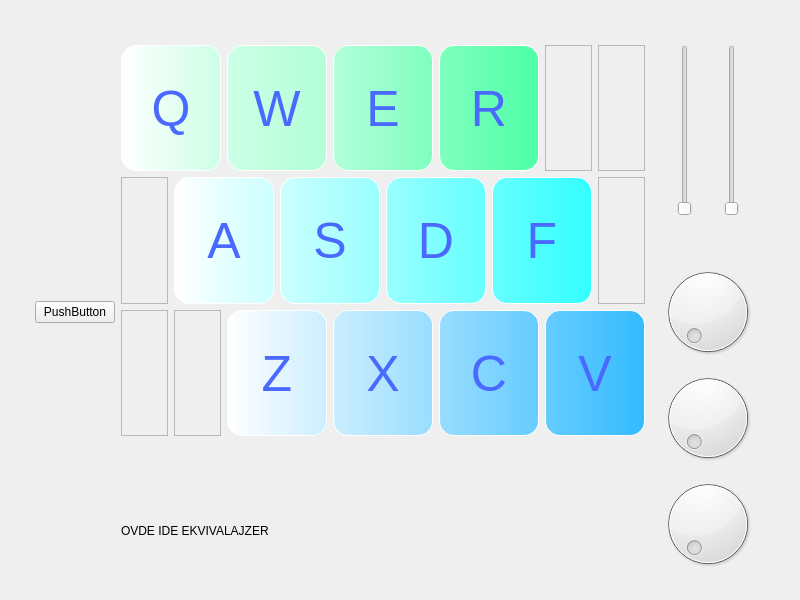
The window that src/mainwindow.ui (goldengun1/Music_Board) describes before a commit, drawn with Qt 5.
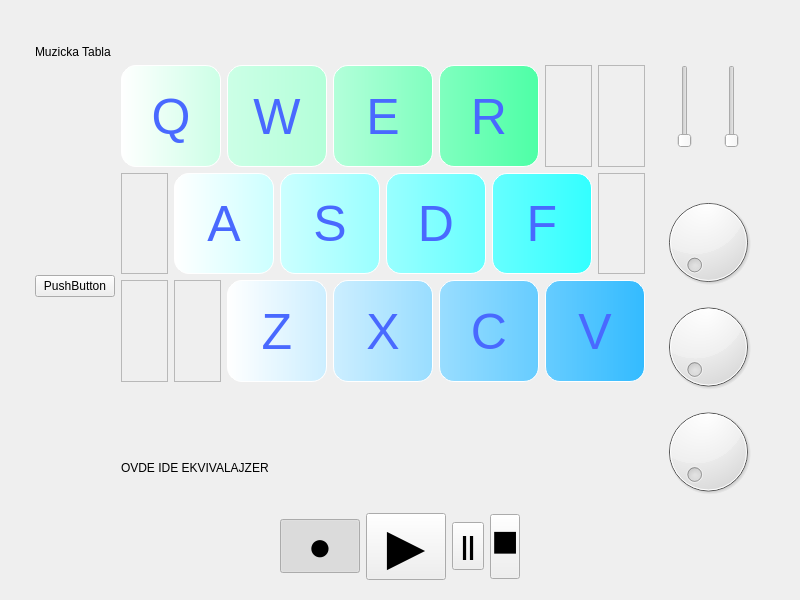
The same window after the commit. Custom widgets are drawn as their Qt base class.

What changed in the file:
```diff
--- a/src/mainwindow.ui
+++ b/src/mainwindow.ui
@@ -19,7 +19,7 @@
   <property name="windowTitle">
    <string>MainWindow</string>
   </property>
-  <layout class="QGridLayout" name="gridLayout_2" rowstretch="3,0" columnstretch="1,7,3">
+  <layout class="QGridLayout" name="gridLayout_2" rowstretch="0,0,0,0" columnstretch="1,7,1">
    <property name="leftMargin">
     <number>35</number>
    </property>
@@ -32,7 +32,28 @@
    <property name="bottomMargin">
     <number>20</number>
    </property>
-   <item row="0" column="1" rowspan="2">
+   <item row="0" column="0" colspan="3">
+    <widget class="QLabel" name="label_2">
+     <property name="styleSheet">
+      <string notr="true">text-align: &quot;center&quot;;</string>
+     </property>
+     <property name="text">
+      <string>Muzicka Tabla</string>
+     </property>
+    </widget>
+   </item>
+   <item row="1" column="0" rowspan="2">
+    <layout class="QVBoxLayout" name="verticalLayout_2">
+     <item>
+      <widget class="QPushButton" name="pushButton_8">
+       <property name="text">
+        <string>PushButton</string>
+       </property>
+      </widget>
+     </item>
+    </layout>
+   </item>
+   <item row="1" column="1" rowspan="2">
     <layout class="QVBoxLayout" name="verticalLayout" stretch="4,0,1">
      <item>
       <layout class="QGridLayout" name="gridLayout">
@@ -637,7 +658,114 @@
      </item>
     </layout>
    </item>
-   <item row="0" column="2">
+   <item row="3" column="0" colspan="3">
+    <layout class="QHBoxLayout" name="horizontalLayout_3">
+     <item>
+      <spacer name="horizontalSpacer_5">
+       <property name="orientation">
+        <enum>Qt::Horizontal</enum>
+       </property>
+       <property name="sizeHint" stdset="0">
+        <size>
+         <width>40</width>
+         <height>20</height>
+        </size>
+       </property>
+      </spacer>
+     </item>
+     <item>
+      <widget class="QPushButton" name="pushButton_4">
+       <property name="sizePolicy">
+        <sizepolicy hsizetype="Minimum" vsizetype="Fixed">
+         <horstretch>0</horstretch>
+         <verstretch>0</verstretch>
+        </sizepolicy>
+       </property>
+       <property name="styleSheet">
+        <string notr="true">color: &quot;#FF0000&quot;;
+height: &quot;30px&quot;;
+width: &quot;30px&quot;;
+font: 40px;
+padding-bottom: &quot;10px&quot;;</string>
+       </property>
+       <property name="text">
+        <string>●</string>
+       </property>
+       <property name="checkable">
+        <bool>true</bool>
+       </property>
+       <property name="checked">
+        <bool>true</bool>
+       </property>
+       <property name="autoRepeat">
+        <bool>true</bool>
+       </property>
+       <property name="autoExclusive">
+        <bool>true</bool>
+       </property>
+      </widget>
+     </item>
+     <item>
+      <widget class="QPushButton" name="pushButton_3">
+       <property name="styleSheet">
+        <string notr="true">color: &quot;#FFFFFF&quot;;
+height: &quot;30px&quot;;
+width: &quot;30px&quot;;
+font: 50px;
+padding-bottom: &quot;10px&quot;;</string>
+       </property>
+       <property name="text">
+        <string>▶</string>
+       </property>
+      </widget>
+     </item>
+     <item>
+      <widget class="QPushButton" name="pushButton_2">
+       <property name="styleSheet">
+        <string notr="true">color: &quot;#FFFFFF&quot;;
+height: 30px;
+width: 30px;
+font: 25px;
+font-weight: 900;
+padding-top: 8px;
+padding-bottom: 8px;</string>
+       </property>
+       <property name="text">
+        <string notr="true">||</string>
+       </property>
+      </widget>
+     </item>
+     <item>
+      <widget class="QPushButton" name="pushButton">
+       <property name="styleSheet">
+        <string notr="true">color: &quot;#FFFFFF&quot;;
+height: &quot;30px&quot;;
+width: &quot;30px&quot;;
+font: 45px;
+text-align: &quot;center:&quot;;
+padding-bottom: 12px;</string>
+       </property>
+       <property name="text">
+        <string>■</string>
+       </property>
+      </widget>
+     </item>
+     <item>
+      <spacer name="horizontalSpacer_4">
+       <property name="orientation">
+        <enum>Qt::Horizontal</enum>
+       </property>
+       <property name="sizeHint" stdset="0">
+        <size>
+         <width>40</width>
+         <height>20</height>
+        </size>
+       </property>
+      </spacer>
+     </item>
+    </layout>
+   </item>
+   <item row="1" column="2">
     <layout class="QGridLayout" name="gridLayout_3">
      <item row="1" column="0">
       <spacer name="verticalSpacer_2">
@@ -730,16 +858,9 @@
       <widget class="QDial" name="dial_3"/>
      </item>
      <item row="2" column="0" colspan="5">
-      <widget class="QDial" name="dial"/>
-     </item>
-    </layout>
-   </item>
-   <item row="0" column="0" rowspan="2">
-    <layout class="QVBoxLayout" name="verticalLayout_2">
-     <item>
-      <widget class="QPushButton" name="pushButton_8">
-       <property name="text">
-        <string>PushButton</string>
+      <widget class="QDial" name="dial">
+       <property name="styleSheet">
+        <string notr="true"/>
        </property>
       </widget>
      </item>
```
